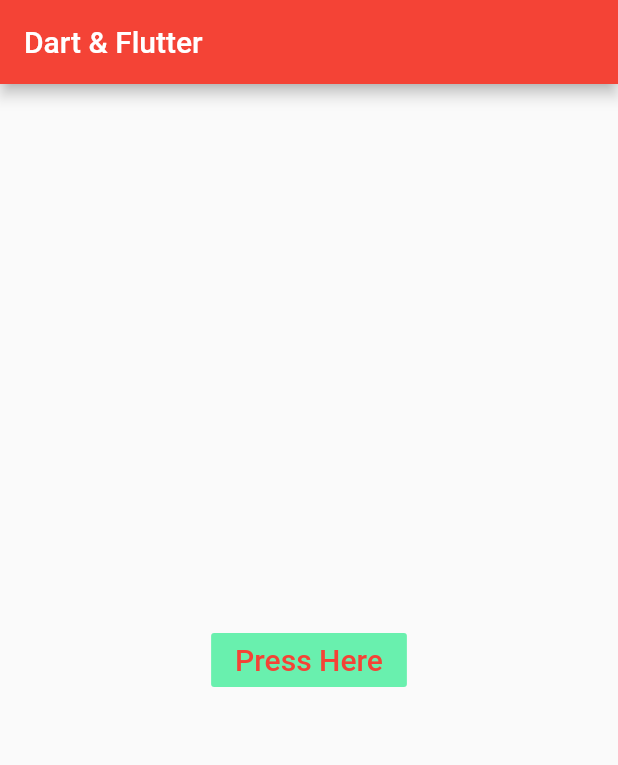
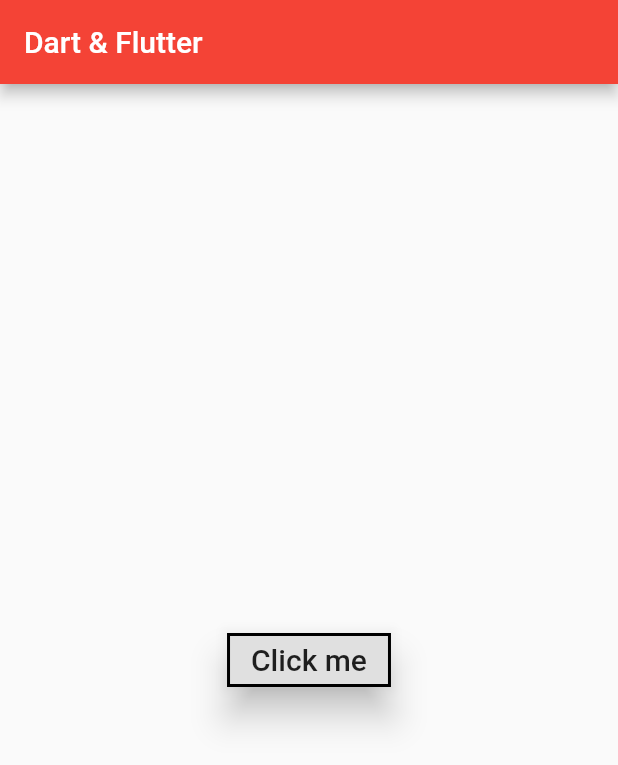
Before and after one commit to Rakibul25/dartandflutter, a Flutter app: the screen it shows after launch, on a phone screen of 412 x 824 dp. Shown: the top 765 px of the screen. Run offline on Flutter 3.47's test engine with Material 2 defaults, Android fonts, the phone set to English and light mode, and no system bars.

Commit message:
Raised button properties

```diff
--- a/lib/main.dart
+++ b/lib/main.dart
@@ -19,18 +19,19 @@ class MyApp extends StatelessWidget {
           ),
         ),
         body: Center(
-          child: FlatButton(
-            textColor: Colors.red,
-            color: Colors.greenAccent, //button bg color
-            splashColor: Colors.red,
-            onPressed: (){},
-            child: Text(
-              "Press Here",
-              style: TextStyle(
-                fontSize: 20,
+            child: RaisedButton(
+              splashColor: Colors.blue,
+              elevation: 10.0,
+              highlightElevation: 30.0,
+              shape: Border.all(width: 2,color: Colors.black),
+              onPressed: (){},
+              child: Text(
+                "Click me",
+                style: TextStyle(
+                  fontSize: 20
+                ),
               ),
             ),
-          ),
         )
       ),
     );
```
